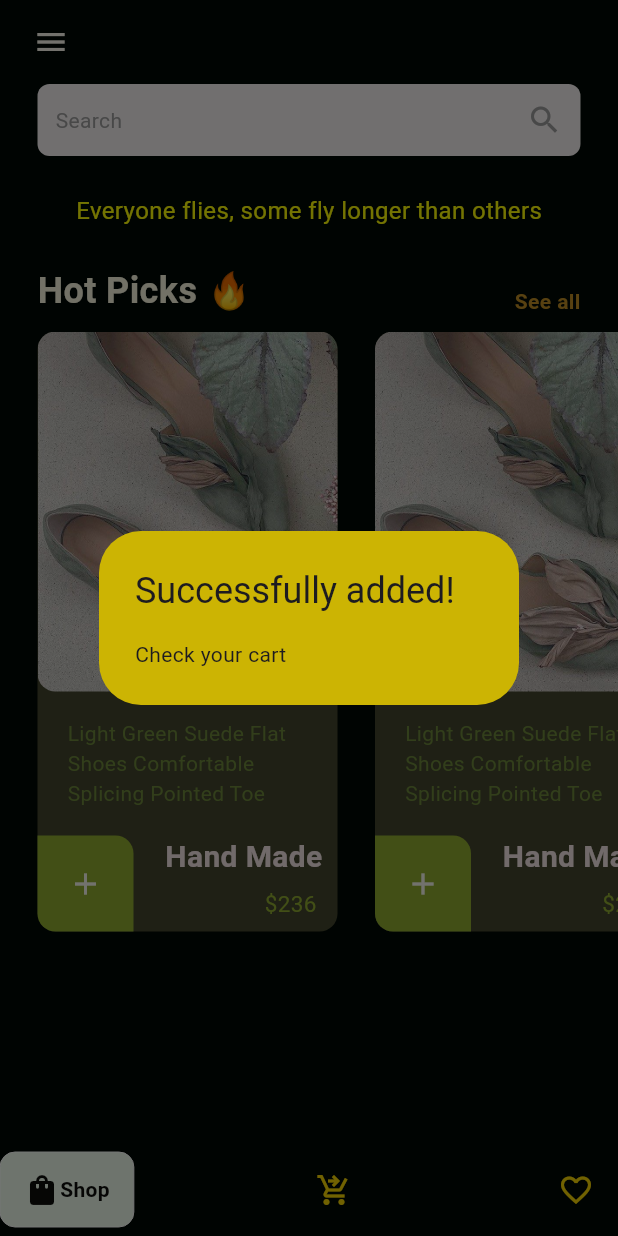
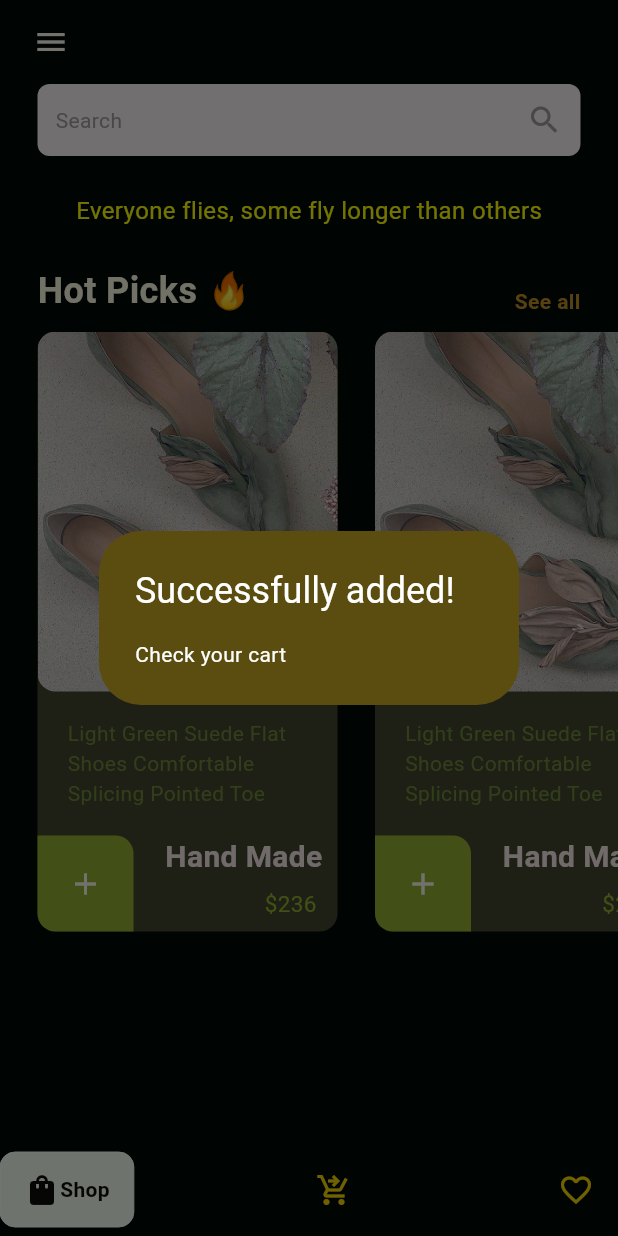
Before and after one commit to R-Htu/fluttertutorial, a Flutter app: the HomePage screen opened by its route, after a tap on the "add" icon, on a phone screen of 412 x 824 dp. Run offline on Flutter 3.47's test engine with Material 3 defaults, Android fonts, the phone set to English and light mode, and no system bars; drawn by our look-alikes of google_nav_bar; our stand-ins replace flutter_slidable, hive_flutter; accounts and stored records are empty.

Commit message:
ecommerce finished for now

```diff
--- /dev/null
+++ b/devtools_options.yaml
@@ -0,0 +1,3 @@
+description: This file stores settings for Dart & Flutter DevTools.
+documentation: https://docs.flutter.dev/tools/devtools/extensions#configure-extension-enablement-states
+extensions:
--- a/lib/ecommerce/shop_page.dart
+++ b/lib/ecommerce/shop_page.dart
@@ -15,12 +15,23 @@ class _ShopPageState extends State<ShopPage> {
   void addShoeToCart(Shoe shoe) {
     Provider.of<Cart>(context, listen: false).addItemToCart(shoe);
     showDialog(
-        context: context,
-        builder: (context) => AlertDialog(
-              backgroundColor: const Color.fromARGB(255, 204, 180, 3),
-              title: Text('Successfully added!'),
-              content: Text('Check your cart'),
-            ));
+      context: context,
+      builder: (context) => AlertDialog(
+        backgroundColor: const Color.fromARGB(255, 90, 77, 15),
+        title: Text(
+          'Successfully added!',
+          style: TextStyle(
+            color: Colors.white, // Title text color set to white
+          ),
+        ),
+        content: Text(
+          'Check your cart',
+          style: TextStyle(
+            color: Colors.white, // Content text color set to white
+          ),
+        ),
+      ),
+    );
   }
 
   @override
--- a/lib/models/cart.dart
+++ b/lib/models/cart.dart
@@ -37,6 +37,11 @@ class Cart extends ChangeNotifier {
     return shoeShop;
   }
 
+  // Get the list of shoes in the user's cart
+  List<Shoe> getUserCart() {
+    return userCart;
+  }
+
   // add items to cart
   void addItemToCart(Shoe shoe) {
     userCart.add(shoe);
```
Also changed, not shown: lib/component/subeco/cart_item.dart (added, +49 -0 lines), lib/ecommerce/cart_page.dart (+32 -3 lines).
